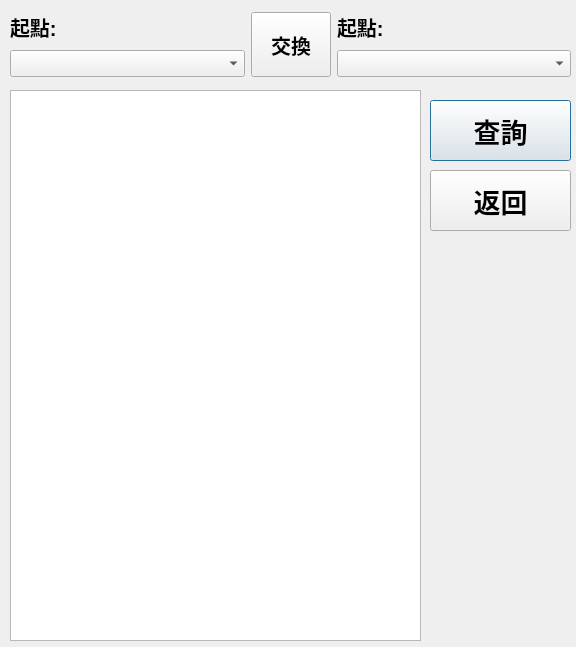
AhJayzZ/PTX-System, file UI/Ui_files/railPage.ui: the form before one commit.
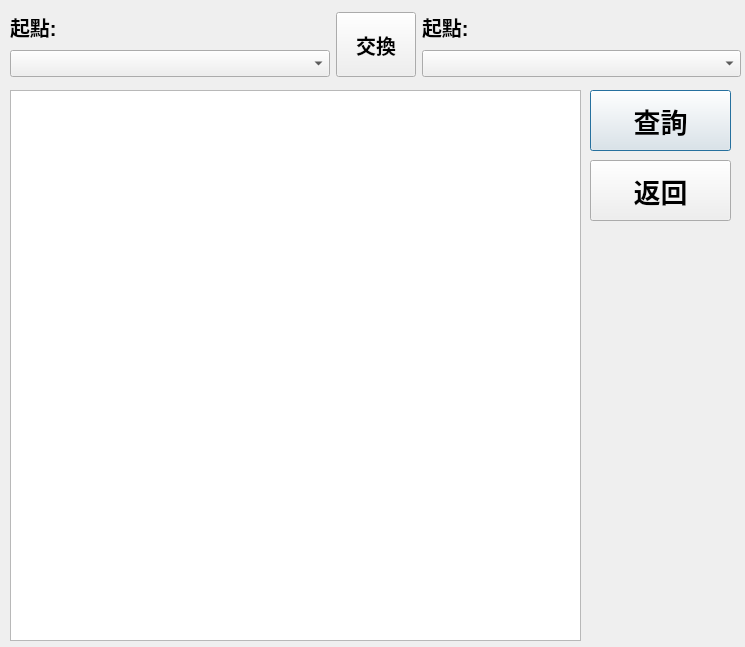
The form after the commit.

Patch:
```diff
--- a/UI/Ui_files/railPage.ui
+++ b/UI/Ui_files/railPage.ui
@@ -6,7 +6,7 @@
    <rect>
     <x>0</x>
     <y>0</y>
-    <width>576</width>
+    <width>745</width>
     <height>647</height>
    </rect>
   </property>
@@ -16,8 +16,8 @@
   <widget class="QPushButton" name="confirmButton">
    <property name="geometry">
     <rect>
-     <x>430</x>
-     <y>100</y>
+     <x>590</x>
+     <y>90</y>
      <width>141</width>
      <height>61</height>
     </rect>
@@ -38,7 +38,7 @@
     <rect>
      <x>10</x>
      <y>10</y>
-     <width>561</width>
+     <width>731</width>
      <height>71</height>
     </rect>
    </property>
@@ -135,16 +135,23 @@
     <rect>
      <x>10</x>
      <y>90</y>
-     <width>411</width>
+     <width>571</width>
      <height>551</height>
     </rect>
    </property>
+   <property name="font">
+    <font>
+     <pointsize>12</pointsize>
+     <weight>75</weight>
+     <bold>true</bold>
+    </font>
+   </property>
   </widget>
   <widget class="QPushButton" name="backButton">
    <property name="geometry">
     <rect>
-     <x>430</x>
-     <y>170</y>
+     <x>590</x>
+     <y>160</y>
      <width>141</width>
      <height>61</height>
     </rect>
```
